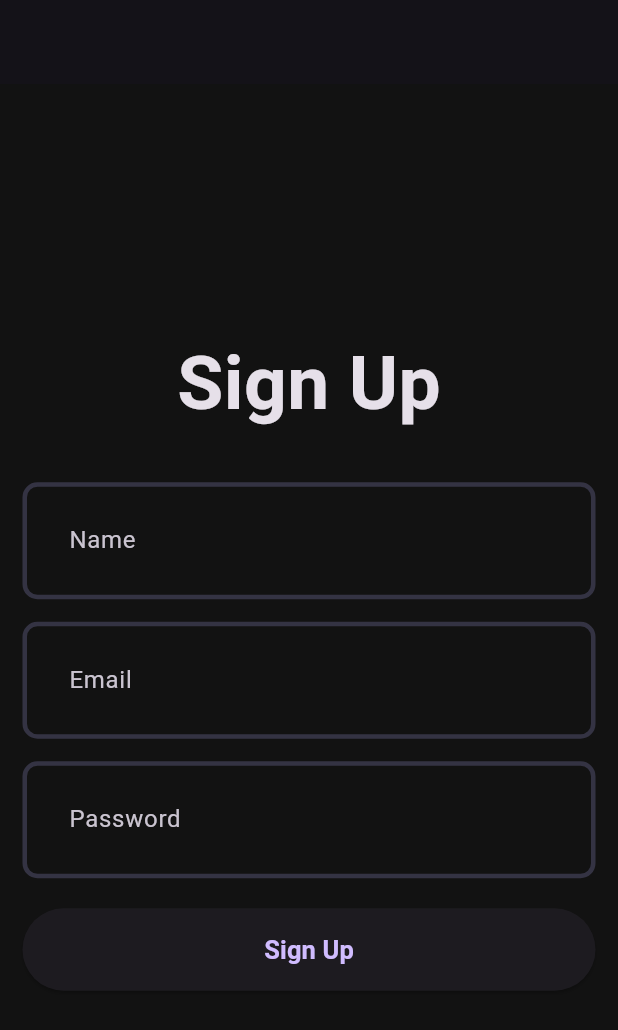
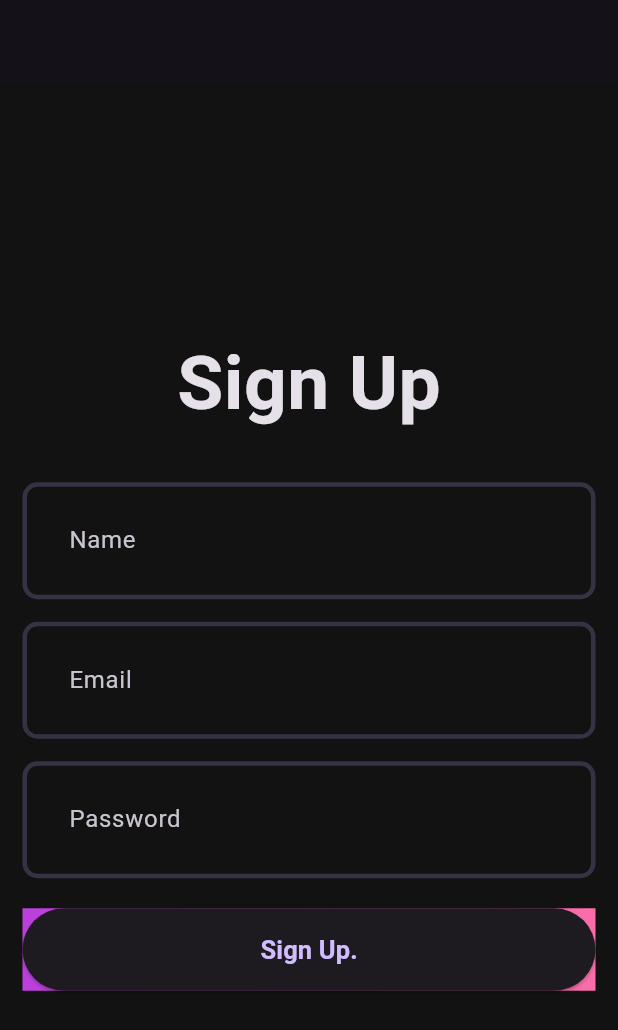
Before and after one commit to deanfoster720/musicapp, a Flutter app: the screen it shows after launch, on a phone screen of 412 x 824 dp. Shown: the top 1030 px of the screen. Run offline on Flutter 3.47's test engine with Material 3 defaults, Android fonts, the phone set to English and light mode, and no system bars.

Commit message:
commit message: Format changes

```diff
--- a/client/lib/features/auth/view/pages/signup_page.dart
+++ b/client/lib/features/auth/view/pages/signup_page.dart
@@ -19,25 +19,17 @@ class _SignupPageState extends State<SignupPage> {
         child: Column(
           mainAxisAlignment: MainAxisAlignment.center,
           children: [
-            const Text('Sign Up',
-            style: TextStyle(
-              fontSize: 50,
-              fontWeight: FontWeight.bold,
+            const Text(
+              'Sign Up',
+              style: TextStyle(fontSize: 50, fontWeight: FontWeight.bold),
             ),
-            ),
-            const SizedBox(height: 30,),
-            CustomField(
-              hintText: 'Name',
-            ),
-            const SizedBox(height: 15,),
-            CustomField(
-              hintText: 'Email',
-            ),
-            const SizedBox(height: 15,),
-            CustomField(
-              hintText: 'Password',
-            ),
-            const SizedBox(height: 20,),
+            const SizedBox(height: 30),
+            CustomField(hintText: 'Name'),
+            const SizedBox(height: 15),
+            CustomField(hintText: 'Email'),
+            const SizedBox(height: 15),
+            CustomField(hintText: 'Password'),
+            const SizedBox(height: 20),
             AuthGradientButton(),
           ],
         ),
--- a/client/lib/features/auth/view/widgets/auth_gradient_button.dart
+++ b/client/lib/features/auth/view/widgets/auth_gradient_button.dart
@@ -1,3 +1,4 @@
+import 'package:client/core/theme/app_pallete.dart';
 import 'package:flutter/material.dart';
 
 class AuthGradientButton extends StatelessWidget {
@@ -5,16 +6,18 @@ class AuthGradientButton extends StatelessWidget {
 
   @override
   Widget build(BuildContext context) {
-    return ElevatedButton(
-      onPressed: () {},
-      style: ElevatedButton.styleFrom(
-        fixedSize: const Size(395, 55),
+    return Container(
+      decoration: BoxDecoration(
+        gradient: const LinearGradient(
+          colors: [Pallete.gradient1, Pallete.gradient2],
+        ),
       ),
-      child: Text(
-        'Sign Up',
-        style: TextStyle(
-          fontSize: 17,
-          fontWeight: FontWeight.w600,
+      child: ElevatedButton(
+        onPressed: () {},
+        style: ElevatedButton.styleFrom(fixedSize: const Size(395, 55)),
+        child: Text(
+          'Sign Up.',
+          style: TextStyle(fontSize: 17, fontWeight: FontWeight.w600),
         ),
       ),
     );
```
Also changed, not shown: client/lib/core/theme/theme.dart (+3 -7 lines), client/lib/features/auth/view/widgets/custom_field.dart (+2 -9 lines), client/lib/core/theme/app_pallete.dart (line endings or trailing spaces), 1 other file.
